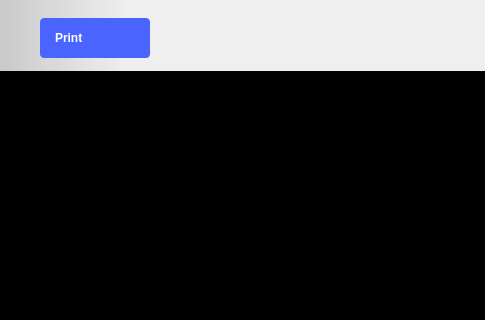
First picture: the form in ui/logic_analyzer.ui, repository analogdevicesinc/scopy, before the edit; both pictures show x 0 to 485 and y 0 to 320 of the 1280 by 654 pixel window.
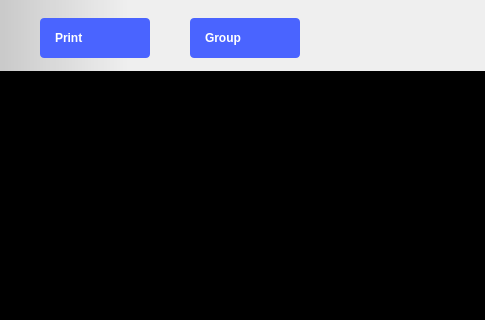
Second picture: the form after the edit. The open tabs and pages were chosen to show the change. Icons and pictures are not drawn. Custom widgets are drawn as their Qt base class.

Commit message: Add grouping mechanism for logic data

```diff
--- a/ui/logic_analyzer.ui
+++ b/ui/logic_analyzer.ui
@@ -144,6 +144,42 @@
           </property>
          </widget>
         </item>
+        <item>
+         <widget class="QPushButton" name="btnGroupChannels">
+          <property name="styleSheet">
+           <string notr="true">
+QPushButton {
+width: 80px;
+  height: 40px;
+
+text-align: left;
+  font-weight: bold;
+  padding-left: 15px;
+  padding-right: 15px;
+
+border-radius: 4px;
+
+background-color: #4a64ff;
+  color: #ffffff;
+
+}
+
+QPushButton:pressed {
+background-color: #2a44df;
+}
+
+QPushButton:hover {
+background-color: #4a34ff;
+}</string>
+          </property>
+          <property name="text">
+           <string>Group</string>
+          </property>
+          <property name="checkable">
+           <bool>true</bool>
+          </property>
+         </widget>
+        </item>
         <item>
          <spacer name="horizontalSpacer_11">
           <property name="orientation">
```
Left out of the diff: 2 changed lines with no effect on the pictures. The commit also changes 6 other files.
